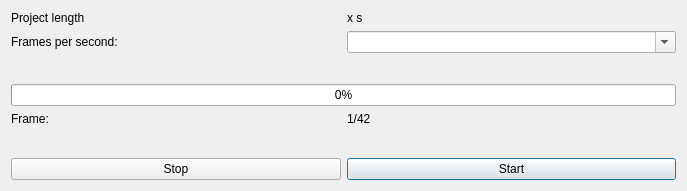
Qt form slowmoVideo/slowmoUI/renderDialog.ui (slowmoVideo/slowmoVideo) before a commit.
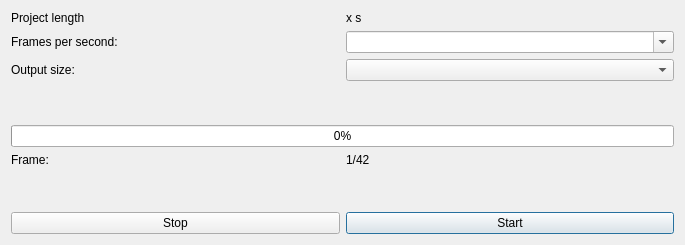
The same form after that commit.

Commit message: Slowmo: Directory cleanup, output frame size

Patch:
```diff
--- a/slowmoVideo/slowmoUI/renderDialog.ui
+++ b/slowmoVideo/slowmoUI/renderDialog.ui
@@ -6,8 +6,8 @@
    <rect>
     <x>0</x>
     <y>0</y>
-    <width>687</width>
-    <height>191</height>
+    <width>685</width>
+    <height>245</height>
    </rect>
   </property>
   <property name="windowTitle">
@@ -28,21 +28,21 @@
      </property>
     </widget>
    </item>
-   <item row="7" column="1">
+   <item row="8" column="1">
     <widget class="QPushButton" name="bStart">
      <property name="text">
       <string>Start</string>
      </property>
     </widget>
    </item>
-   <item row="7" column="0">
+   <item row="8" column="0">
     <widget class="QPushButton" name="bStop">
      <property name="text">
       <string>Stop</string>
      </property>
     </widget>
    </item>
-   <item row="4" column="0" colspan="2">
+   <item row="5" column="0" colspan="2">
     <widget class="QProgressBar" name="progressBar">
      <property name="value">
       <number>0</number>
@@ -56,7 +56,7 @@
      </property>
     </widget>
    </item>
-   <item row="6" column="0">
+   <item row="7" column="0">
     <spacer name="verticalSpacer">
      <property name="orientation">
       <enum>Qt::Vertical</enum>
@@ -69,7 +69,7 @@
      </property>
     </spacer>
    </item>
-   <item row="3" column="0">
+   <item row="4" column="0">
     <spacer name="verticalSpacer_2">
      <property name="orientation">
       <enum>Qt::Vertical</enum>
@@ -82,14 +82,14 @@
      </property>
     </spacer>
    </item>
-   <item row="5" column="0">
+   <item row="6" column="0">
     <widget class="QLabel" name="lblcFrame">
      <property name="text">
       <string>Frame:</string>
      </property>
     </widget>
    </item>
-   <item row="5" column="1">
+   <item row="6" column="1">
     <widget class="QLabel" name="lblFrame">
      <property name="text">
       <string>1/42</string>
@@ -103,6 +103,16 @@
      </property>
     </widget>
    </item>
+   <item row="3" column="0">
+    <widget class="QLabel" name="lblcOutputSize">
+     <property name="text">
+      <string>Output size:</string>
+     </property>
+    </widget>
+   </item>
+   <item row="3" column="1">
+    <widget class="QComboBox" name="comboOutputSize"/>
+   </item>
   </layout>
  </widget>
  <resources/>
```
The commit also changes 12 other files.
